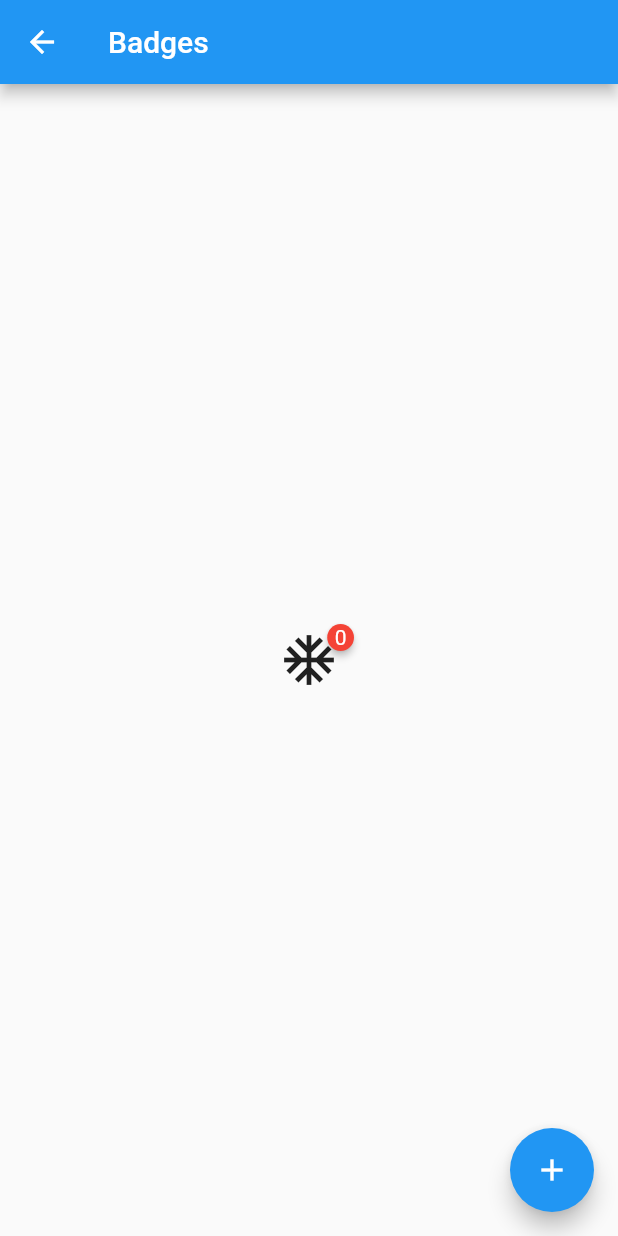
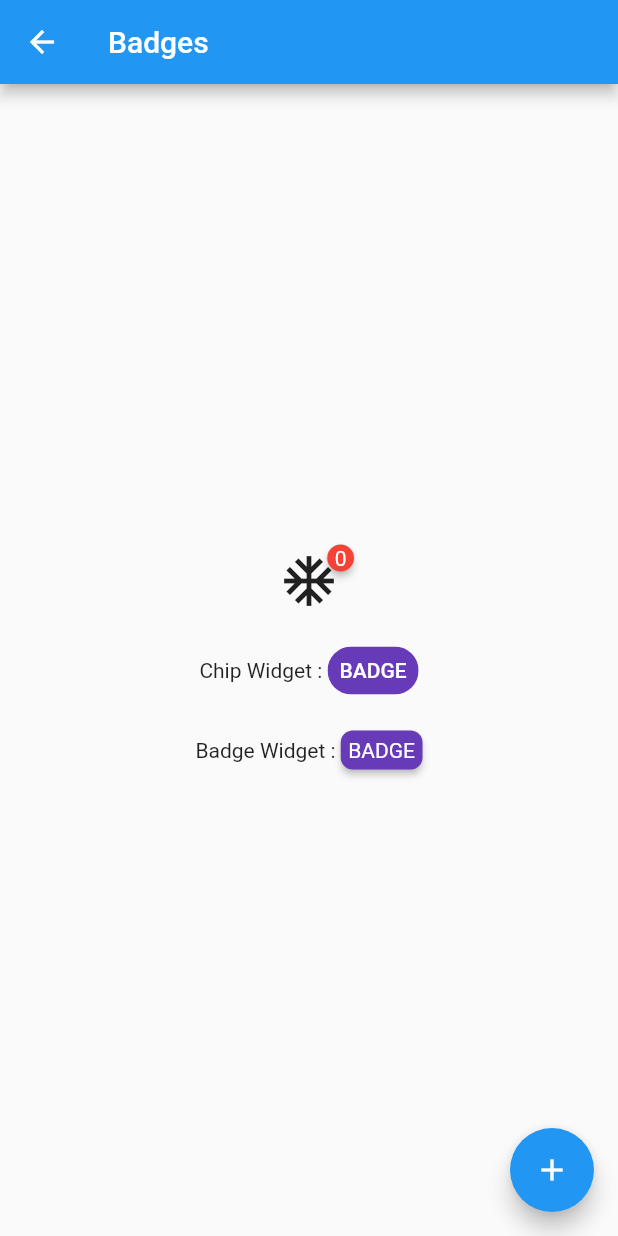
Before and after one commit to ssorrychoi/flutter_widget_of_the_week, a Flutter app: the BadgesScreen screen opened directly, on a phone screen of 412 x 824 dp. Run offline on Flutter 3.47's test engine with Material 2 defaults, Android fonts, the phone set to English and light mode, and no system bars; drawn by our look-alikes of badges; our stand-ins replace get.

Commit message:
complete badge widget

```diff
--- a/lib/badges/badges_screen.dart
+++ b/lib/badges/badges_screen.dart
@@ -23,7 +23,8 @@
         child: Column(
           mainAxisAlignment: MainAxisAlignment.center,
           children: [
-            Obx(() => Badge(
+            Obx(
+              () => Badge(
                 badgeContent: Text(
                   viewModel.snowCount.toString(),
                   style: const TextStyle(color: Colors.white),
@@ -32,7 +33,37 @@
                   Icons.ac_unit,
                   size: 40,
                 ),
-                )),
+              ),
+            ),
+            const SizedBox(height: 16),
+            Row(
+              mainAxisAlignment: MainAxisAlignment.center,
+              children: const [
+                Text('Chip Widget : '),
+                Chip(
+                  padding: EdgeInsets.all(0),
+                  backgroundColor: Colors.deepPurple,
+                  label: Text('BADGE', style: TextStyle(color: Colors.white)),
+                ),
+              ],
+            ),
+            const SizedBox(height: 16),
+            Row(
+              mainAxisAlignment: MainAxisAlignment.center,
+              children: [
+                const Text('Badge Widget : '),
+                Badge(
+                  toAnimate: false,
+                  shape: BadgeShape.square,
+                  badgeColor: Colors.deepPurple,
+                  borderRadius: BorderRadius.circular(8),
+                  badgeContent: const Text(
+                    'BADGE',
+                    style: TextStyle(color: Colors.white),
+                  ),
+                ),
+              ],
+            ),
           ],
         ),
       ),
```
Lines whose indentation alone changed are shown as unchanged.
